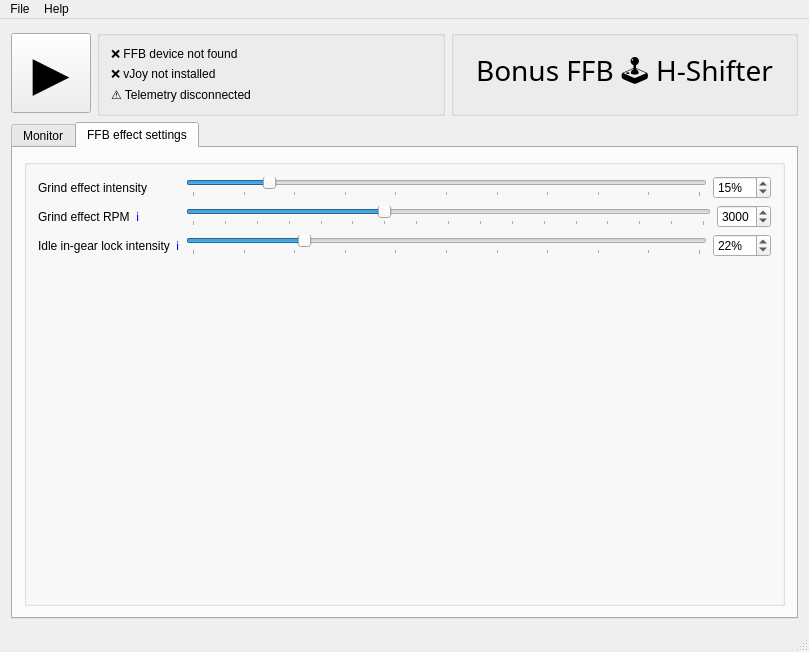
This is H-Shifter/HShifter.ui in kgmonteith/BonusFFB as Qt 5 draws it before an edit. The edited form follows.
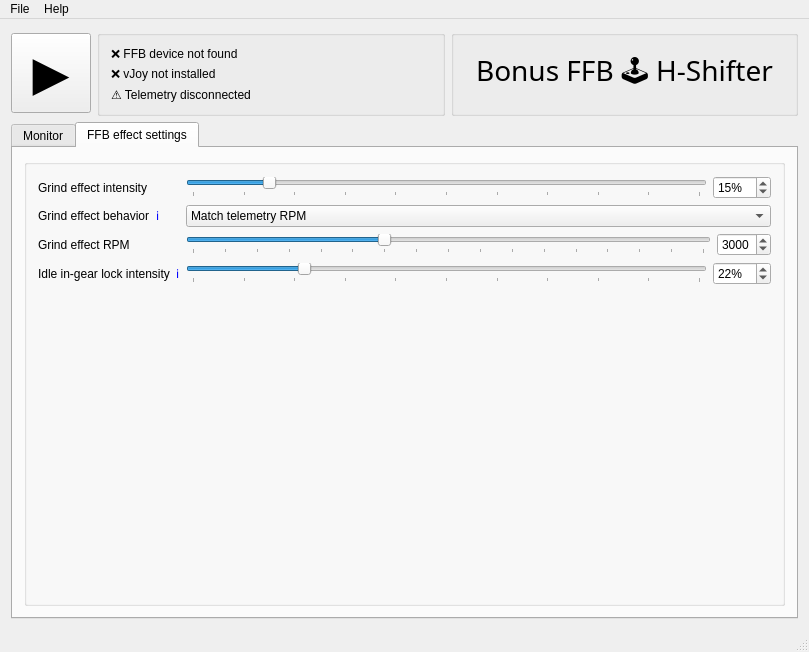
This is the edited form. Icons and pictures are not drawn.

Commit message:
Grind enhancement (#5)
* Added grind effect modifiers, closes #4

* Version bump, documentation update

Diff of the .ui file:
```diff
--- a/H-Shifter/HShifter.ui
+++ b/H-Shifter/HShifter.ui
@@ -352,6 +352,46 @@
             </layout>
            </item>
            <item row="1" column="0">
+            <layout class="QHBoxLayout" name="horizontalLayout_4">
+             <item>
+              <widget class="QLabel" name="label_15">
+               <property name="text">
+                <string>Grind effect behavior</string>
+               </property>
+              </widget>
+             </item>
+             <item>
+              <widget class="QLabel" name="label_16">
+               <property name="text">
+                <string>&lt;a href=&quot;https://kgmonteith.github.io/BonusFFB/hshifter/#grind-effect&quot; style=&quot;text-decoration: none&quot;&gt;ℹ️&lt;/a&gt;</string>
+               </property>
+               <property name="openExternalLinks">
+                <bool>true</bool>
+               </property>
+              </widget>
+             </item>
+            </layout>
+           </item>
+           <item row="1" column="1">
+            <widget class="QComboBox" name="grindEffectBehaviorComboBox">
+             <item>
+              <property name="text">
+               <string>Match telemetry RPM</string>
+              </property>
+             </item>
+             <item>
+              <property name="text">
+               <string>Add to telemetry RPM</string>
+              </property>
+             </item>
+             <item>
+              <property name="text">
+               <string>Override telemetry RPM</string>
+              </property>
+             </item>
+            </widget>
+           </item>
+           <item row="2" column="0">
             <layout class="QHBoxLayout" name="horizontalLayout_15">
              <item>
               <widget class="QLabel" name="label_17">
@@ -360,19 +400,9 @@
                </property>
               </widget>
              </item>
-             <item>
-              <widget class="QLabel" name="label_18">
-               <property name="text">
-                <string>&lt;a href=&quot;https://kgmonteith.github.io/BonusFFB/hshifter/#grind-effect-rpm&quot; style=&quot;text-decoration: none&quot;&gt;ℹ️&lt;/a&gt;</string>
-               </property>
-               <property name="openExternalLinks">
-                <bool>true</bool>
-               </property>
-              </widget>
-             </item>
             </layout>
            </item>
-           <item row="1" column="1">
+           <item row="2" column="1">
             <layout class="QHBoxLayout" name="horizontalLayout_16">
              <item>
               <widget class="QSlider" name="grindRPMSlider">
@@ -420,7 +450,7 @@
              </item>
             </layout>
            </item>
-           <item row="2" column="0">
+           <item row="3" column="0">
             <layout class="QHBoxLayout" name="horizontalLayout_3">
              <item>
               <widget class="QLabel" name="label_13">
@@ -444,7 +474,7 @@
              </item>
             </layout>
            </item>
-           <item row="2" column="1">
+           <item row="3" column="1">
             <layout class="QHBoxLayout" name="horizontalLayout_12">
              <item>
               <widget class="QSlider" name="keepInGearIdleSlider">
```
Left out of the diff: 5 changed lines with no effect on the pictures. The commit also changes 5 other files.
